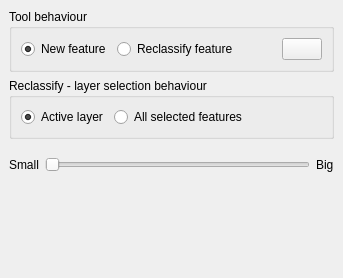
This is gui/ProductionTools/Toolboxes/FieldToolBox/customFeatureTool.ui in dsgoficial/DsgTools as Qt 5 draws it before an edit. The edited form follows.
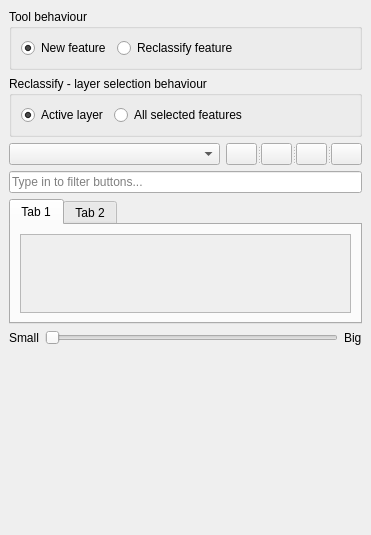
This is the edited form. Icons and pictures are not drawn. Custom widgets are drawn as their Qt base class.

Commit message: added description attribute to setup. refactored tool gui

```diff
--- a/gui/ProductionTools/Toolboxes/FieldToolBox/customFeatureTool.ui
+++ b/gui/ProductionTools/Toolboxes/FieldToolBox/customFeatureTool.ui
@@ -6,22 +6,22 @@
    <rect>
     <x>0</x>
     <y>0</y>
-    <width>343</width>
-    <height>278</height>
+    <width>371</width>
+    <height>535</height>
    </rect>
   </property>
   <property name="windowTitle">
    <string>DSGTools: Custom Feature Toolbox</string>
   </property>
   <widget class="QWidget" name="dockWidgetContents">
-   <layout class="QVBoxLayout" name="verticalLayout">
-    <item>
+   <layout class="QGridLayout" name="gridLayout_3">
+    <item row="0" column="0" colspan="2">
      <widget class="QgsCollapsibleGroupBox" name="mGroupBox_2">
       <property name="title">
        <string>Tool behaviour</string>
       </property>
       <layout class="QGridLayout" name="gridLayout">
-       <item row="0" column="0">
+       <item row="1" column="0">
         <layout class="QHBoxLayout" name="horizontalLayout">
          <item>
           <widget class="QRadioButton" name="newRadioButton">
@@ -53,26 +53,12 @@
            </property>
           </spacer>
          </item>
-         <item>
-          <widget class="QPushButton" name="buttonPropsPushButton">
-           <property name="toolTip">
-            <string>Define display button properties</string>
-           </property>
-           <property name="text">
-            <string/>
-           </property>
-           <property name="icon">
-            <iconset resource="../../../../resources.qrc">
-             <normaloff>:/plugins/DsgTools/icons/config.png</normaloff>:/plugins/DsgTools/icons/config.png</iconset>
-           </property>
-          </widget>
-         </item>
         </layout>
        </item>
       </layout>
      </widget>
     </item>
-    <item>
+    <item row="1" column="0" colspan="2">
      <widget class="QgsCollapsibleGroupBox" name="mGroupBox">
       <property name="title">
        <string>Reclassify - layer selection behaviour</string>
@@ -115,24 +101,184 @@
       </layout>
      </widget>
     </item>
-    <item>
-     <layout class="QHBoxLayout" name="horizontalLayout_4">
+    <item row="2" column="0" colspan="2">
+     <layout class="QVBoxLayout" name="verticalLayout">
       <item>
-       <widget class="DsgCustomComboBox" name="buttonComboBox" native="true">
-        <property name="sizePolicy">
-         <sizepolicy hsizetype="MinimumExpanding" vsizetype="Preferred">
-          <horstretch>0</horstretch>
-          <verstretch>0</verstretch>
-         </sizepolicy>
+       <layout class="QHBoxLayout" name="horizontalLayout_6">
+        <item>
+         <widget class="QComboBox" name="setupComboBox">
+          <property name="sizePolicy">
+           <sizepolicy hsizetype="Expanding" vsizetype="Fixed">
+            <horstretch>0</horstretch>
+            <verstretch>0</verstretch>
+           </sizepolicy>
+          </property>
+         </widget>
+        </item>
+        <item>
+         <widget class="QSplitter" name="splitter">
+          <property name="toolTip">
+           <string>Adds a set of buttons setup (profile) from a file</string>
+          </property>
+          <property name="orientation">
+           <enum>Qt::Horizontal</enum>
+          </property>
+          <widget class="QPushButton" name="importPushButton">
+           <property name="maximumSize">
+            <size>
+             <width>31</width>
+             <height>33</height>
+            </size>
+           </property>
+           <property name="toolTip">
+            <string>Imports a set of buttons setup (profile) from a file</string>
+           </property>
+           <property name="text">
+            <string/>
+           </property>
+           <property name="icon">
+            <iconset resource="../../../../resources.qrc">
+             <normaloff>:/plugins/DsgTools/icons/import.png</normaloff>:/plugins/DsgTools/icons/import.png</iconset>
+           </property>
+           <property name="iconSize">
+            <size>
+             <width>16</width>
+             <height>16</height>
+            </size>
+           </property>
+           <property name="flat">
+            <bool>false</bool>
+           </property>
+          </widget>
+          <widget class="QPushButton" name="editSetupPushButton">
+           <property name="maximumSize">
+            <size>
+             <width>31</width>
+             <height>33</height>
+            </size>
+           </property>
+           <property name="toolTip">
+            <string>Edits current buttons setup (profile) from a file</string>
+           </property>
+           <property name="text">
+            <string/>
+           </property>
+           <property name="icon">
+            <iconset resource="../../../../resources.qrc">
+             <normaloff>:/plugins/DsgTools/icons/config.png</normaloff>:/plugins/DsgTools/icons/config.png</iconset>
+           </property>
+          </widget>
+          <widget class="QPushButton" name="addPushButton">
+           <property name="maximumSize">
+            <size>
+             <width>31</width>
+             <height>33</height>
+            </size>
+           </property>
+           <property name="toolTip">
+            <string>Adds a buttons setup (profile)</string>
+           </property>
+           <property name="text">
+            <string/>
+           </property>
+           <property name="icon">
+            <iconset resource="../../../../resources.qrc">
+             <normaloff>:/plugins/DsgTools/icons/plus.png</normaloff>:/plugins/DsgTools/icons/plus.png</iconset>
+           </property>
+           <property name="flat">
+            <bool>false</bool>
+           </property>
+          </widget>
+          <widget class="QPushButton" name="removePushButton">
+           <property name="maximumSize">
+            <size>
+             <width>31</width>
+             <height>33</height>
+            </size>
+           </property>
+           <property name="toolTip">
+            <string>Removes current buttons setup (profile)</string>
+           </property>
+           <property name="text">
+            <string/>
+           </property>
+           <property name="icon">
+            <iconset resource="../../../../resources.qrc">
+             <normaloff>:/plugins/DsgTools/icons/remove.png</normaloff>:/plugins/DsgTools/icons/remove.png</iconset>
+           </property>
+           <property name="iconSize">
+            <size>
+             <width>16</width>
+             <height>16</height>
+            </size>
+           </property>
+           <property name="flat">
+            <bool>false</bool>
+           </property>
+          </widget>
+         </widget>
+        </item>
+       </layout>
+      </item>
+      <item>
+       <widget class="QLineEdit" name="bFilterLineEdit">
+        <property name="placeholderText">
+         <string>Type in to filter buttons...</string>
         </property>
        </widget>
       </item>
+      <item>
+       <widget class="QTabWidget" name="tabWidget">
+        <property name="currentIndex">
+         <number>0</number>
+        </property>
+        <widget class="QWidget" name="tab">
+         <attribute name="title">
+          <string>Tab 1</string>
+         </attribute>
+         <layout class="QGridLayout" name="gridLayout_4">
+          <item row="0" column="0">
+           <widget class="QScrollArea" name="scrollArea">
+            <property name="widgetResizable">
+             <bool>true</bool>
+            </property>
+            <widget class="QWidget" name="scrollAreaWidgetContents">
+             <property name="geometry">
+              <rect>
+               <x>0</x>
+               <y>0</y>
+               <width>329</width>
+               <height>81</height>
+              </rect>
+             </property>
+            </widget>
+           </widget>
+          </item>
+         </layout>
+        </widget>
+        <widget class="QWidget" name="tab_2">
+         <attribute name="title">
+          <string>Tab 2</string>
+         </attribute>
+        </widget>
+       </widget>
+      </item>
      </layout>
     </item>
-    <item>
-     <widget class="OrderedTableWidget" name="orderedTableWidget" native="true"/>
+    <item row="4" column="0">
+     <spacer name="verticalSpacer">
+      <property name="orientation">
+       <enum>Qt::Vertical</enum>
+      </property>
+      <property name="sizeHint" stdset="0">
+       <size>
+        <width>20</width>
+        <height>80</height>
+       </size>
+      </property>
+     </spacer>
     </item>
-    <item>
+    <item row="3" column="0" colspan="2">
      <layout class="QHBoxLayout" name="horizontalLayout_5">
       <item>
        <widget class="QLabel" name="label_6">
@@ -172,19 +318,6 @@
       </item>
      </layout>
     </item>
-    <item>
-     <spacer name="verticalSpacer">
-      <property name="orientation">
-       <enum>Qt::Vertical</enum>
-      </property>
-      <property name="sizeHint" stdset="0">
-       <size>
-        <width>20</width>
-        <height>80</height>
-       </size>
-      </property>
-     </spacer>
-    </item>
    </layout>
    <zorder>orderedTableWidget</zorder>
    <zorder>verticalSpacer</zorder>
@@ -199,18 +332,6 @@
    <header>qgscollapsiblegroupbox.h</header>
    <container>1</container>
   </customwidget>
-  <customwidget>
-   <class>DsgCustomComboBox</class>
-   <extends>QWidget</extends>
-   <header>DsgTools.gui.CustomWidgets.BasicInterfaceWidgets.dsgCustomComboBox.h</header>
-   <container>1</container>
-  </customwidget>
-  <customwidget>
-   <class>OrderedTableWidget</class>
-   <extends>QWidget</extends>
-   <header>DsgTools.gui.CustomWidgets.OrderedPropertyWidgets.orderedTableWidget.h</header>
-   <container>1</container>
-  </customwidget>
  </customwidgets>
  <resources>
   <include location="../../../../resources.qrc"/>
```
Left out of the diff: 13 changed lines with no effect on the pictures. The commit also changes 1 other file.
